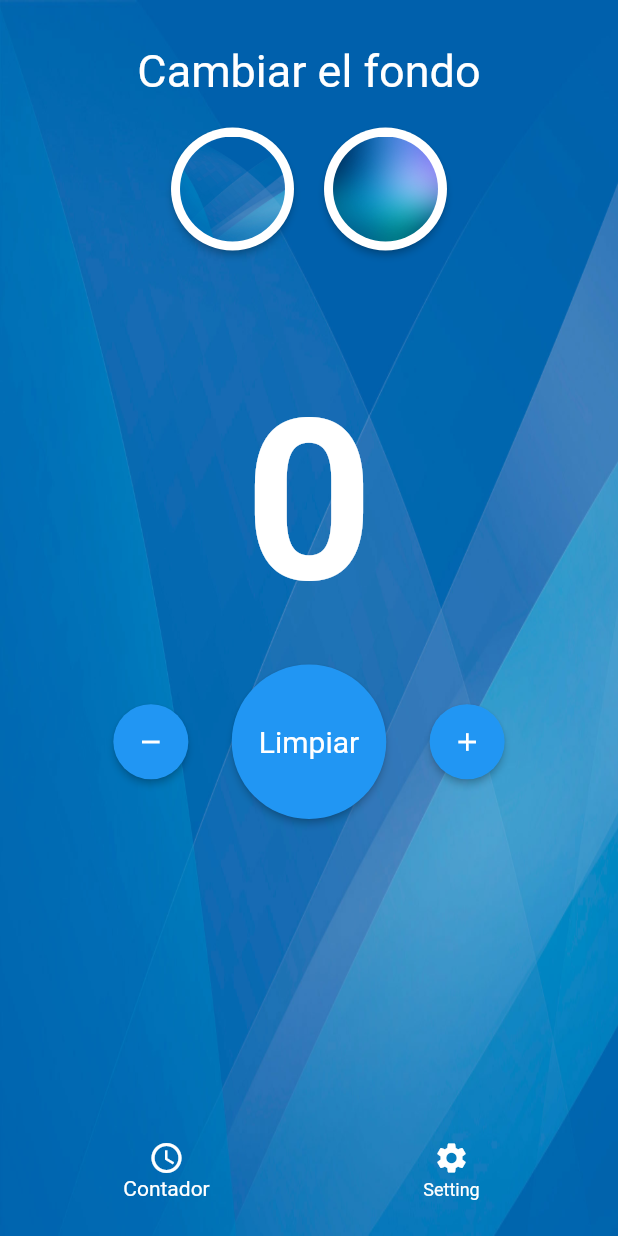
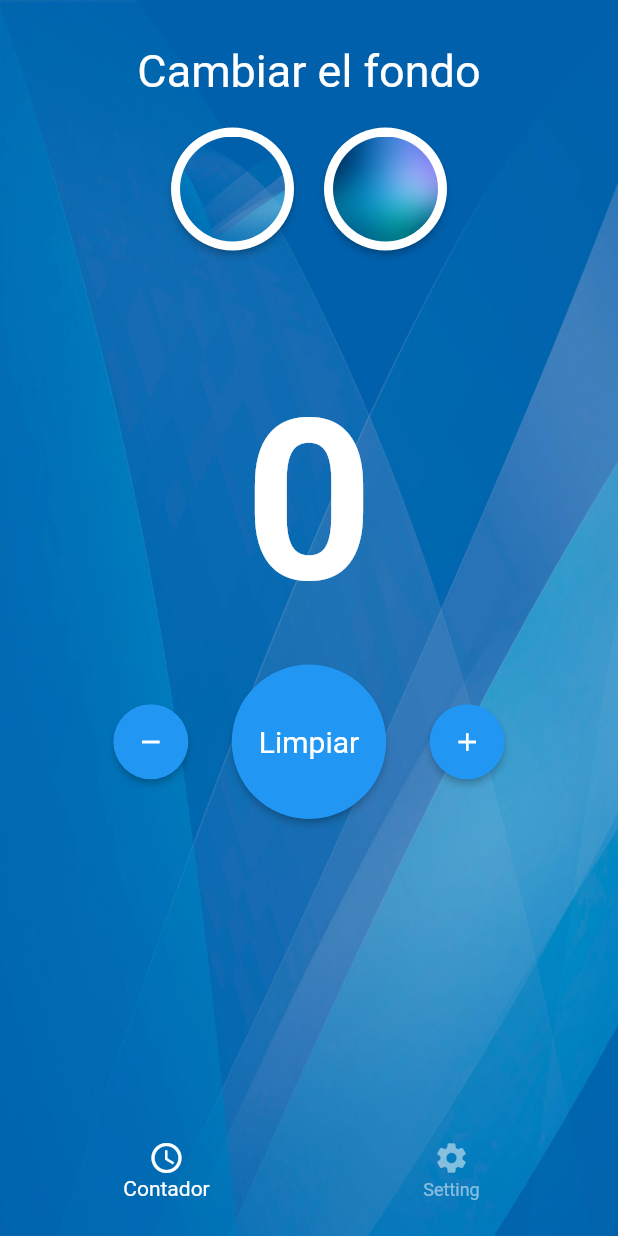
Before and after one commit to felipeCode798/contador, a Flutter app: the screen it shows after launch, after a tap on the "remove" icon, after a tap on the "add" icon, on a phone screen of 412 x 824 dp. Run offline on Flutter 3.47's test engine with Material 2 defaults, Android fonts, the phone set to English and light mode, and no system bars; Roboto replaces fonts that are missing (Poppins, poppins).

Commit message:
first commit

```diff
--- a/lib/navegacion.dart
+++ b/lib/navegacion.dart
@@ -3,9 +3,7 @@ import 'package:contador/pages/contador.dart';
 import 'package:contador/pages/setting.dart';
 
 class Navegacion extends StatefulWidget {
-  final int counterValue;
-
-  const Navegacion({Key? key, this.counterValue = 0}) : super(key: key);
+  const Navegacion({Key? key}) : super(key: key);
 
   @override
   State<Navegacion> createState() => _Navegacion();
@@ -13,31 +11,27 @@ class Navegacion extends StatefulWidget {
 
 class _Navegacion extends State<Navegacion> {
   int index = 0;
-
-  final List<Widget> list = [
-    Contador(),
-    Setting(),
-  ];
+  int counterValue = 0;
+  String image = "assets/images/fondopantalla.jpeg";
 
   final PageController _pageController = PageController();
-
-  @override
-  void initState() {
-    super.initState();
-    list[0] = Contador(counterValue: widget.counterValue);
-  }
 
   @override
   Widget build(BuildContext context) {
     return Scaffold(
       body: Stack(
         children: [
-          PageView(
-            controller: _pageController,
-            onPageChanged: (int index) {
-              setState(() => this.index = index);
+          Builder(
+            builder: (context) {
+              if (index == 1) {
+                return Setting();
+              }
+              return Contador(
+                image: image,
+                configuration: counterValue,
+                onBackgroundChange: (background) {},
+              );
             },
-            children: list,
           ),
           Positioned(
             bottom: 16,
@@ -49,10 +43,11 @@ class _Navegacion extends State<Navegacion> {
                     Colors.transparent, // Color de fondo transparente
                 elevation: 0, // Sin sombra
                 selectedItemColor: Colors.white,
-                unselectedItemColor: Colors.white,
+                unselectedItemColor: Colors.white.withOpacity(0.5),
                 currentIndex: index,
                 onTap: (int index) {
-                  _pageController.jumpToPage(index);
+                  print(index);
+                  //_pageController.jumpToPage(index);
                   setState(() => this.index = index);
                 },
                 items: const [
--- a/lib/pages/contador.dart
+++ b/lib/pages/contador.dart
@@ -3,12 +3,18 @@ import 'package:flutter/material.dart';
 import 'package:contador/navegacion.dart';
 
 class Contador extends StatefulWidget {
-  final int counterValue;
+  // final int counterValue;
+  final String image;
+  final int configuration;
+  final void Function(String background) onBackgroundChange;
 
-  const Contador({Key? key, this.counterValue = 0})
-      : super(
-            key:
-                key); // Haz que counterValue sea opcional y tenga un valor predeterminado
+  const Contador(
+      {Key? key,
+      required this.image,
+      required this.configuration,
+      required this.onBackgroundChange})
+      : super(key: key);
+// Haz que counterValue sea opcional y tenga un valor predeterminado
 
   @override
   _ContadorState createState() => _ContadorState();
@@ -16,44 +22,28 @@ class Contador extends StatefulWidget {
 
 class _ContadorState extends State<Contador> {
   int _counter = 0;
-  int confi = 0;
+
   @override
   void initState() {
-    super.initState();
-    confi = widget.counterValue; // Asignar el valor aquí
-  }
-
-  //cambiar fondo
-  String _image = "assets/images/fondopantalla.jpeg";
-
-  void _changeBackgraud1() {
-    setState(() {
-      _image = "assets/images/fondopantalla.jpeg";
-    });
-  }
-
-  void _changeBackgraud2() {
-    setState(() {
-      _image = "assets/images/fondopantalla2.jpg";
-    });
+    super.initState(); // Asignar el valor aquí
   }
 
   void _incrementCounter() {
     setState(() {
-      if (confi == 0) {
+      if (widget.configuration == 0) {
         _counter++;
       } else {
-        _counter = _counter + confi;
+        _counter = _counter + widget.configuration;
       }
     });
   }
 
   void _decrementCounter() {
     setState(() {
-      if (confi == 0) {
+      if (widget.configuration == 0) {
         _counter--;
       } else {
-        _counter = _counter - confi;
+        _counter = _counter - widget.configuration;
       }
     });
   }
@@ -70,7 +60,7 @@ class _ContadorState extends State<Contador> {
       body: Container(
         decoration: BoxDecoration(
           image: DecorationImage(
-            image: AssetImage(_image), // Ruta de tu imagen de fondo
+            image: AssetImage(widget.image), // Ruta de tu imagen de fondo
             fit: BoxFit.fill,
           ),
         ),
@@ -95,7 +85,8 @@ class _ContadorState extends State<Contador> {
                   mainAxisAlignment: MainAxisAlignment.center,
                   children: [
                     ElevatedButton(
-                      onPressed: _changeBackgraud1,
+                      onPressed: () => widget.onBackgroundChange(
+                          "assets/images/fondopantalla.jpeg"),
                       child: ClipOval(
                         child: Image.asset(
                           "assets/images/fondopantalla.jpeg",
@@ -115,7 +106,8 @@ class _ContadorState extends State<Contador> {
                       width: 20,
                     ),
                     ElevatedButton(
-                      onPressed: _changeBackgraud2,
+                      onPressed: () => widget.onBackgroundChange(
+                          "assets/images/fondopantalla2.jpg"),
                       child: ClipOval(
                         child: Image.asset("assets/images/fondopantalla2.jpg",
                             width: 70, height: 70, fit: BoxFit.cover),
--- a/lib/pages/setting.dart
+++ b/lib/pages/setting.dart
@@ -2,6 +2,9 @@ import 'package:flutter/material.dart';
 import 'package:contador/navegacion.dart';
 
 class Setting extends StatefulWidget {
+  //TODO PEDIR POR CONTRUCTOR EL IMAGE
+  //TODO CALLBACK CAMBIAR EL CONFIGURATION
+
   const Setting({Key? key}) : super(key: key);
 
   @override
@@ -80,13 +83,13 @@ class _SettingState extends State<Setting> {
                   onPressed: () {
                     try {
                       _counter = int.parse(_controller.text);
-                      Navigator.push(
-                        context,
-                        MaterialPageRoute(
-                          builder: (context) =>
-                              Navegacion(counterValue: _counter),
-                        ),
-                      );
+                      // Navigator.push(
+                      //   context,
+                      //   MaterialPageRoute(
+                      //     builder: (context) =>
+                      //         Navegacion(counterValue: _counter),
+                      //   ),
+                      // );
                     } catch (e) {
                       ScaffoldMessenger.of(context).showSnackBar(
                         SnackBar(
```
Also changed, not shown: pubspec.yaml (+2 -7 lines), pubspec.lock, 1 other file.
